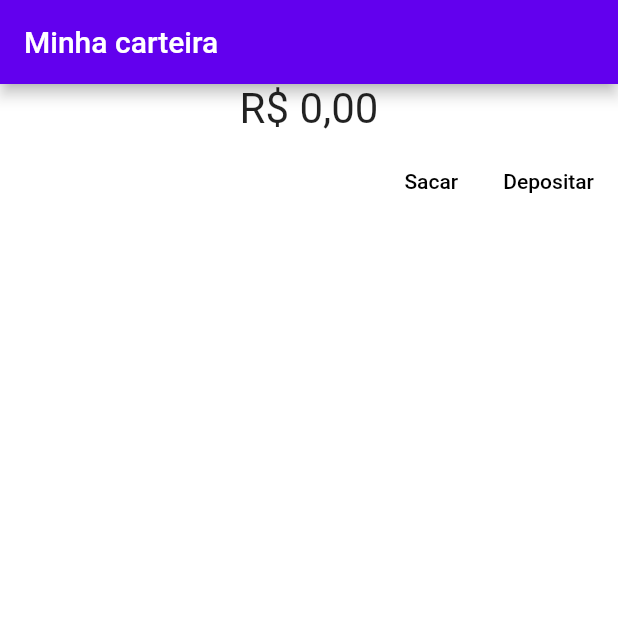
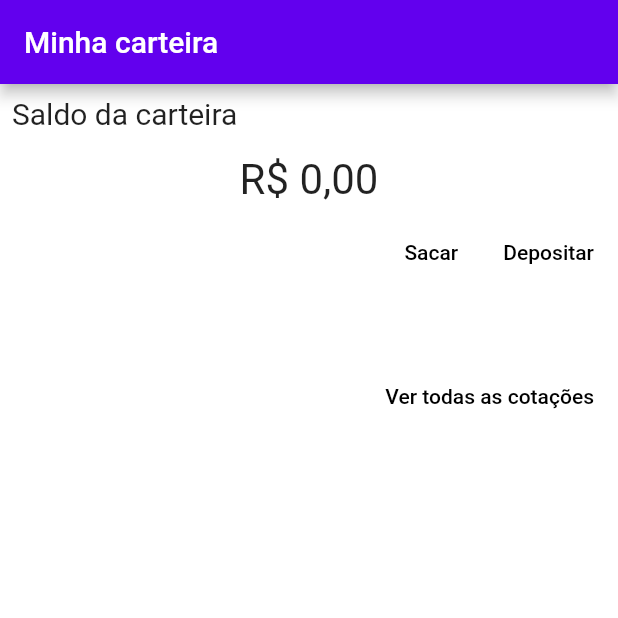
Before and after one commit to cfguimaraes/desafio-toro-fullstack, a Flutter app: the screen it shows after launch, on a phone screen of 412 x 824 dp, the top half of it. Run offline on Flutter 3.47's test engine with Material 2 defaults, Android fonts, the phone set to English and light mode, and no system bars; our stand-ins replace flutter_masked_text; network calls fail.

Commit message:
+ Funcionalidade para compra e venda de ações + Abatimento do saldo da carteira ! Não testado ainda

```diff
--- a/lib/carteira.dart
+++ b/lib/carteira.dart
@@ -1,8 +1,10 @@
 import 'package:flutter/material.dart';
 import 'package:provider/provider.dart';
+import 'package:toro/cotacoes.dart';
 import 'package:toro/custom/typography.dart';
 import 'package:toro/saque.dart';
 import 'package:toro/state/carteira_model.dart';
+import 'package:toro/state/cotacoes_model.dart';
 
 import 'custom/valorMonetario.dart';
 import 'deposito.dart';
@@ -18,10 +20,20 @@ class Carteira extends StatelessWidget {
       ),
       body: ListView(
         children: <Widget>[
-          Center(
-            child: Consumer<CarteiraModel>(
-              builder: (context, model, child) => H1(
-                formatarValorMonetario(model.saldo),
+          Padding(
+            padding: const EdgeInsets.only(top: 8.0, left: 8.0),
+            child: Text(
+              'Saldo da carteira',
+              style: TextStyle(fontSize: 20.0),
+            ),
+          ),
+          Padding(
+            padding: const EdgeInsets.only(top: 16.0),
+            child: Center(
+              child: Consumer<CarteiraModel>(
+                builder: (context, model, child) => H1(
+                  formatarValorMonetario(model.saldo),
+                ),
               ),
             ),
           ),
@@ -40,7 +52,38 @@ class Carteira extends StatelessWidget {
                 child: Text("Depositar"),
               ),
             ],
-          )
+          ),
+          Padding(
+            padding: const EdgeInsets.all(16.0),
+            child: Consumer<CotacoesModel>(
+              builder: (context, model, child) => Table(
+                defaultColumnWidth: FlexColumnWidth(),
+                children: model.store.entries
+                    .take(20)
+                    .toList()
+                    .map(
+                      (kvp) => TableRow(
+                        children: <Widget>[
+                          Text(kvp.key),
+                          Text(formatarValorMonetario(
+                              (kvp.value * 100).toInt())),
+                        ],
+                      ),
+                    )
+                    .toList(),
+              ),
+            ),
+          ),
+          ButtonBar(
+            children: <Widget>[
+              FlatButton(
+                onPressed: () {
+                  Navigator.pushNamed(context, Cotacoes.route);
+                },
+                child: Text('Ver todas as cotações'),
+              )
+            ],
+          ),
         ],
       ),
     );
--- /dev/null
+++ b/lib/exceptions/numero_acoes_invalido_exception.dart
@@ -0,0 +1,8 @@
+import 'package:flutter/material.dart';
+
+class NumeroAcoesInvalidoException {
+  final String message;
+
+  NumeroAcoesInvalidoException({@required String operacao, @required detalhes})
+      : this.message = "Lotes de ações inválidos para concluir a operação";
+}
--- /dev/null
+++ b/lib/exceptions/saldo_insuficiente_exception.dart
@@ -0,0 +1,10 @@
+import 'package:flutter/material.dart';
+
+class SaldoInsuficienteException {
+  final String message;
+  SaldoInsuficienteException({
+    @required String operacao,
+    @required String detalhes,
+  }) : this.message =
+            "A sua carteira não tem saldo suficiente para concluir a operação";
+}
--- a/lib/main.dart
+++ b/lib/main.dart
@@ -5,13 +5,11 @@ import 'package:toro/deposito.dart';
 import 'package:toro/saque.dart';
 import 'package:toro/state/carteira_model.dart';
 import 'package:toro/state/cotacoes_model.dart';
-import 'package:toro/venda.dart';
 
 import 'carteira.dart';
-import 'compra.dart';
+import 'catacao_acao.dart';
 
 main() {
-  var m = CotacoesModel();
   runApp(
     MultiProvider(
       child: App(),
@@ -38,11 +36,10 @@ class App extends StatelessWidget {
       initialRoute: Carteira.route,
       routes: {
         Carteira.route: (c) => Carteira(),
-        Compra.route: (c) => Compra(),
+        CotacaoAcao.route: (c) => CotacaoAcao(),
         Cotacoes.route: (c) => Cotacoes(),
         Deposito.route: (c) => Deposito(),
         Saque.route: (c) => Saque(),
-        Venda.route: (c) => Venda(),
       },
     );
   }
--- a/lib/state/cotacoes_model.dart
+++ b/lib/state/cotacoes_model.dart
@@ -1,3 +1,4 @@
+import 'dart:collection';
 import 'dart:convert';
 
 import 'package:flutter/material.dart';
@@ -5,16 +6,20 @@ import 'package:web_socket_channel/io.dart';
 
 class CotacoesModel extends ChangeNotifier {
   final _socket = IOWebSocketChannel.connect("ws://192.168.0.14:8080/quotes");
-  final store = Map<String, double>();
+  final store = SplayTreeMap<String, double>();
 
   CotacoesModel() {
     _socket.stream.listen((data) {
       Map decoded = jsonDecode(data);
       _storeValue(decoded);
+      notifyListeners();
     });
   }
 
-  String _storeValue(Map<String, dynamic> data) {
+  MapEntry<String, double> getEntry(String acao) =>
+      store.entries.firstWhere((it) => it.key == acao);
+
+  void _storeValue(Map<String, dynamic> data) {
     data.remove("timestamp");
     this.store[data.keys.first] = data.values.first;
   }
```
Also changed, not shown: lib/catacao_acao.dart (added, +98 -0 lines), lib/compra.dart (deleted, +0 -11 lines), lib/cotacoes.dart (+41 -1 lines), lib/state/carteira_model.dart (+56 -0 lines), lib/venda.dart (deleted, +0 -11 lines). Lines whose indentation alone changed are shown as unchanged.
